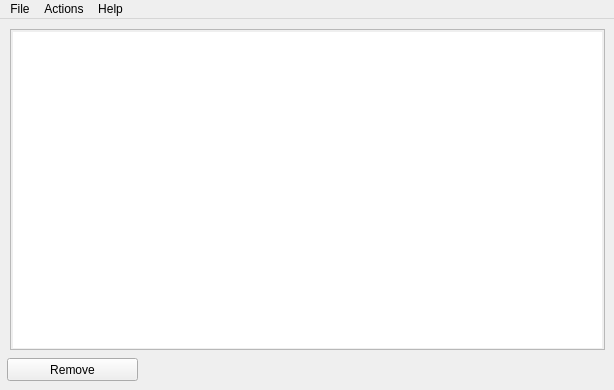
Old version of the form src/highscore.ui in the repository plaatsoft/plaatscore.
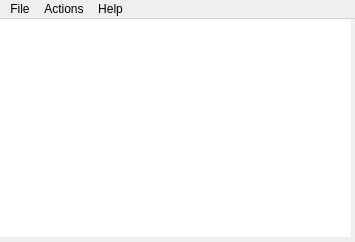
New version of the form.

Patch:
```diff
--- a/src/highscore.ui
+++ b/src/highscore.ui
@@ -6,57 +6,29 @@
    <rect>
     <x>0</x>
     <y>0</y>
-    <width>614</width>
-    <height>390</height>
+    <width>355</width>
+    <height>242</height>
    </rect>
   </property>
   <property name="windowTitle">
    <string>HighScore</string>
   </property>
   <widget class="QWidget" name="centralWidget">
-   <widget class="QPushButton" name="pushButton">
-    <property name="geometry">
-     <rect>
-      <x>7</x>
-      <y>339</y>
-      <width>131</width>
-      <height>23</height>
-     </rect>
-    </property>
-    <property name="text">
-     <string>Remove</string>
-    </property>
-   </widget>
-   <widget class="QFrame" name="frame">
-    <property name="geometry">
-     <rect>
-      <x>10</x>
-      <y>10</y>
-      <width>595</width>
-      <height>321</height>
-     </rect>
-    </property>
-    <property name="frameShape">
-     <enum>QFrame::StyledPanel</enum>
-    </property>
-    <property name="frameShadow">
-     <enum>QFrame::Sunken</enum>
-    </property>
-    <property name="lineWidth">
-     <number>2</number>
-    </property>
-    <property name="midLineWidth">
-     <number>2</number>
-    </property>
     <widget class="QTableWidget" name="tableWidget">
      <property name="geometry">
       <rect>
-       <x>3</x>
-       <y>3</y>
-       <width>589</width>
-       <height>316</height>
-      </rect>
-     </property>
+      <x>0</x>
+      <y>0</y>
+      <width>351</width>
+      <height>218</height>
+     </rect>
+    </property>
+    <property name="sizePolicy">
+     <sizepolicy hsizetype="Expanding" vsizetype="Expanding">
+      <horstretch>1</horstretch>
+      <verstretch>1</verstretch>
+     </sizepolicy>
+    </property>
      <property name="minimumSize">
       <size>
        <width>351</width>
@@ -67,7 +39,7 @@
       <enum>QFrame::NoFrame</enum>
      </property>
      <property name="sortingEnabled">
-      <bool>true</bool>
+     <bool>false</bool>
      </property>
      <property name="rowCount">
       <number>0</number>
@@ -75,7 +47,12 @@
      <property name="columnCount">
       <number>0</number>
      </property>
-    </widget>
+    <attribute name="horizontalHeaderDefaultSectionSize">
+     <number>100</number>
+    </attribute>
+    <attribute name="horizontalHeaderDefaultSectionSize">
+     <number>100</number>
+    </attribute>
    </widget>
   </widget>
   <widget class="QMenuBar" name="menuBar">
@@ -83,7 +60,7 @@
     <rect>
      <x>0</x>
      <y>0</y>
-     <width>614</width>
+     <width>355</width>
      <height>20</height>
     </rect>
    </property>
```
Left out of the diff: 13 changed lines with no effect on the pictures. Lines whose indentation alone changed are shown as unchanged.
